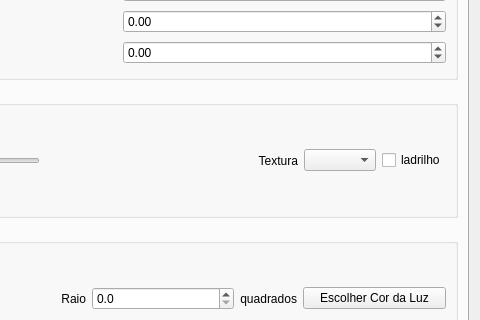
This is ifg/qt/ui/forma.ui in matferib/tabuleiro-virtual as Qt 5 draws it before an edit; both pictures show x 923 to 1403 and y 126 to 446 of the 1403 by 771 pixel window. The edited form follows.
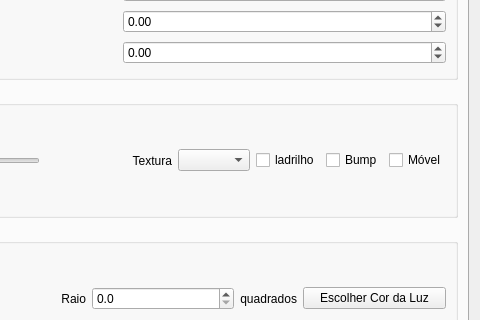
This is the edited form.

Commit message: bump map

```diff
--- a/ifg/qt/ui/forma.ui
+++ b/ifg/qt/ui/forma.ui
@@ -465,6 +465,20 @@
                 </property>
                </widget>
               </item>
+              <item>
+               <widget class="QCheckBox" name="checkbox_bump">
+                <property name="text">
+                 <string>Bump</string>
+                </property>
+               </widget>
+              </item>
+              <item>
+               <widget class="QCheckBox" name="checkbox_textura_movel">
+                <property name="text">
+                 <string>Móvel</string>
+                </property>
+               </widget>
+              </item>
              </layout>
             </item>
            </layout>
```
The commit also changes 7 other files.
